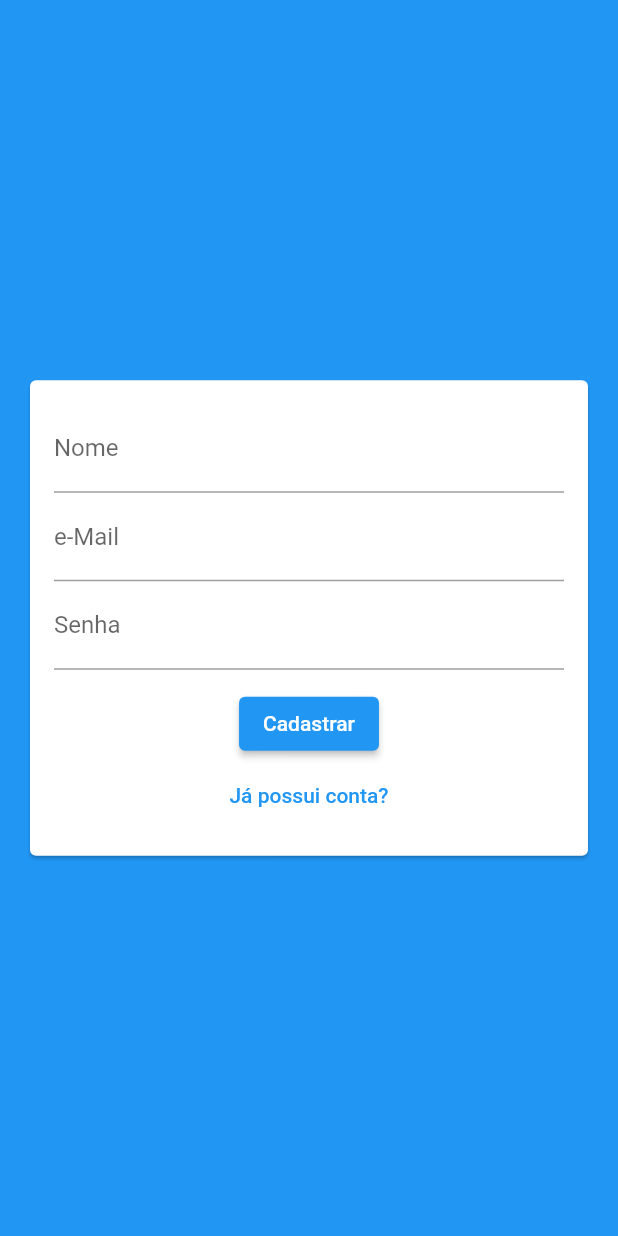
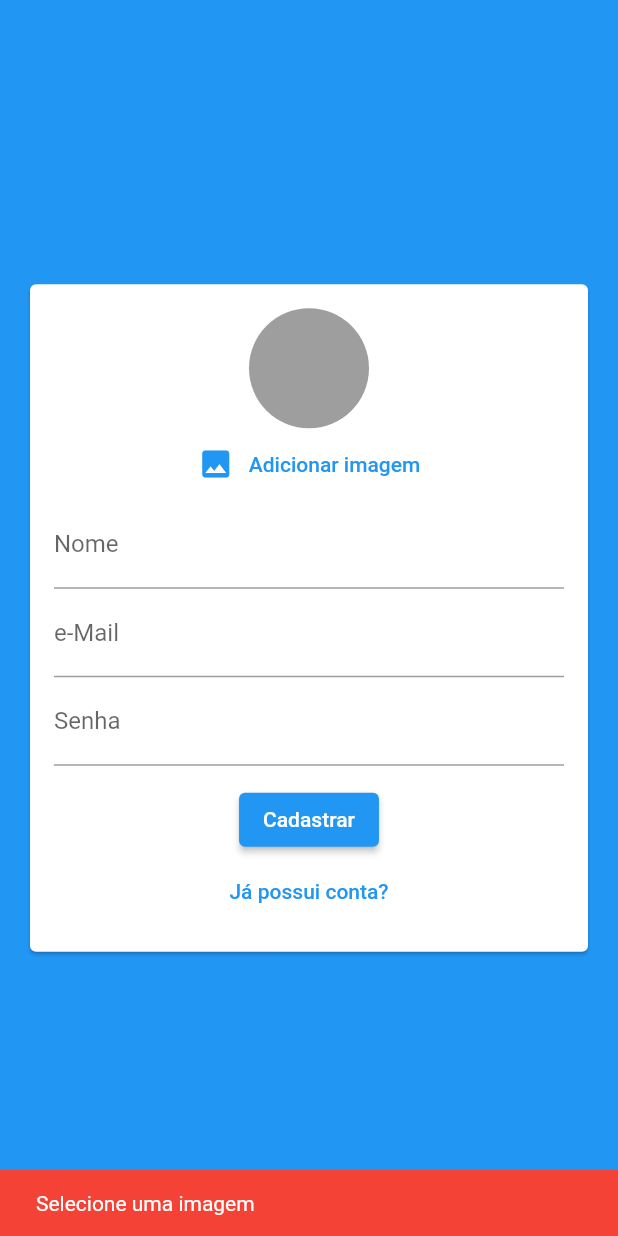
Before and after one commit to estelson/lulu_chat, a Flutter app: the screen it shows after launch, after a tap on "Criar uma nova conta?", after a tap on "Cadastrar", on a phone screen of 412 x 824 dp. Run offline on Flutter 3.47's test engine with Material 2 defaults, Android fonts, the phone set to English and light mode, and no system bars; our stand-ins replace image_picker; missing offline and left inert: validatorless.

Commit message:
Configurando a seleção de imagem do avatar na tela de login/cadastro

```diff
--- a/lib/components/auth_form.dart
+++ b/lib/components/auth_form.dart
@@ -1,4 +1,7 @@
+import 'dart:io';
+
 import 'package:flutter/material.dart';
+import 'package:lulu_chat/components/user_image_picker.dart';
 import 'package:lulu_chat/models/auth_form_data.dart';
 import 'package:validatorless/validatorless.dart';
 
@@ -15,10 +18,26 @@
   final _formKey = GlobalKey<FormState>();
   final _authFormData = AuthFormData();
 
+  void _handleImagePick(File image) {
+    _authFormData.image = image;
+  }
+
+  void _showError(String msg) {
+    ScaffoldMessenger.of(context).showSnackBar(
+      SnackBar(
+        content: Text(msg),
+        backgroundColor: Theme.of(context).colorScheme.error,
+      ),
+    );
+  }
+
   void _submit() {
     final isValid = _formKey.currentState!.validate() ?? false;
+    if (!isValid) return;
 
-    if(!isValid) return;
+    if (_authFormData.image == null && _authFormData.isSignup) {
+      return _showError("Selecione uma imagem");
+    }
 
     widget.onSubmit(_authFormData);
   }
@@ -33,6 +52,10 @@
           key: _formKey,
           child: Column(
             children: [
+              if (_authFormData.isSignup)
+                UserImagePicker(
+                  onImagePick: _handleImagePick,
+                ),
               if (_authFormData.isSignup)
                 TextFormField(
                   key: ValueKey("name"),
--- /dev/null
+++ b/lib/components/user_image_picker.dart
@@ -0,0 +1,61 @@
+import 'dart:io';
+
+import 'package:flutter/material.dart';
+import 'package:image_picker/image_picker.dart';
+
+class UserImagePicker extends StatefulWidget {
+  final void Function(File image) onImagePick;
+
+  const UserImagePicker({Key? key, required this.onImagePick}) : super(key: key);
+
+  @override
+  State<UserImagePicker> createState() => _UserImagePickerState();
+}
+
+class _UserImagePickerState extends State<UserImagePicker> {
+  File? _image;
+
+  Future<void> _pickImage() async {
+    final picker = ImagePicker();
+    final pickedImage = await picker.pickImage(
+      source: ImageSource.gallery,
+      imageQuality: 50,
+      maxWidth: 150,
+    );
+
+    if(pickedImage != null) {
+      setState(() {
+        _image = File(pickedImage.path);
+      });
+
+      widget.onImagePick(_image!);
+    }
+  }
+
+  @override
+  Widget build(BuildContext context) {
+    return Column(
+      children: [
+        CircleAvatar(
+          radius: 40,
+          backgroundColor: Colors.grey,
+          backgroundImage: _image != null ? FileImage(_image!) : null,
+        ),
+        TextButton(
+          onPressed: _pickImage,
+          child: Row(
+            mainAxisAlignment: MainAxisAlignment.center,
+            children: [
+              Icon(
+                Icons.image,
+                color: Theme.of(context).colorScheme.primary,
+              ),
+              SizedBox(width: 10),
+              Text("Adicionar imagem"),
+            ],
+          ),
+        ),
+      ],
+    );
+  }
+}
--- a/lib/main.dart
+++ b/lib/main.dart
@@ -16,6 +16,7 @@
         colorScheme: ColorScheme.fromSwatch().copyWith(
           primary: Colors.blue,
           secondary: Colors.white,
+          error: Colors.red,
         ),
         canvasColor: Color.fromRGBO(214, 234, 241, 1.0),
         textTheme: ThemeData.light().textTheme.copyWith(
```
